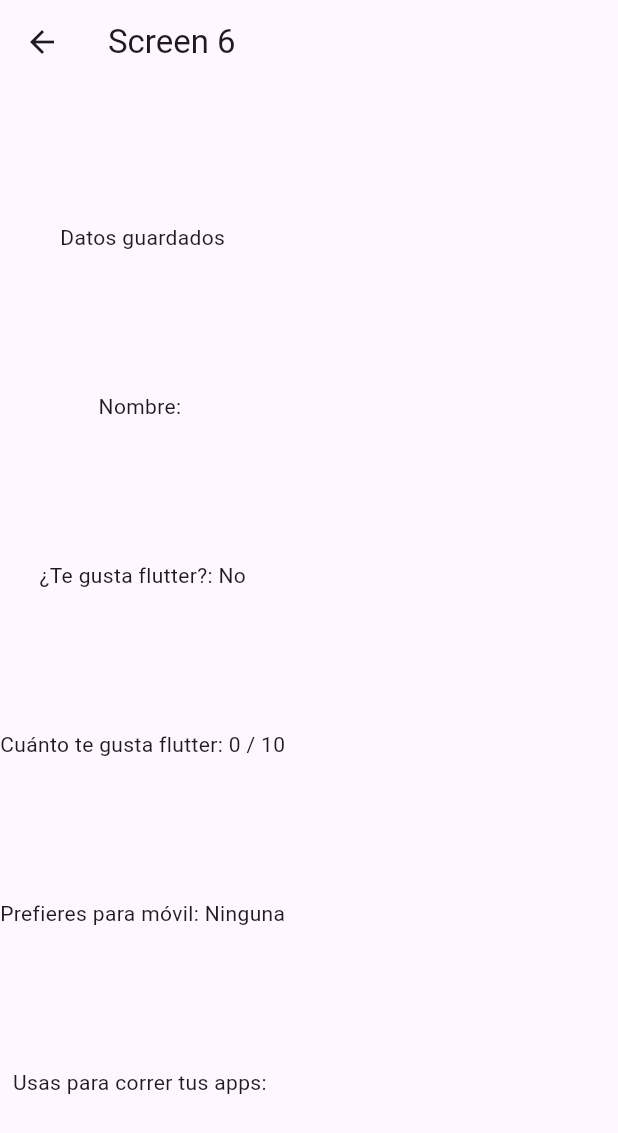
After one commit to JulioCesar10-git/elemento4a26, a Flutter app: the Screen5 screen opened directly, after a tap on "Guardar", on a phone screen of 412 x 824 dp. The commit adds this screen. Shown: the top 1133 px of the screen. Run offline on Flutter 3.47's test engine with Material 3 defaults, Android fonts, the phone set to English and light mode, and no system bars.

Commit message:
Se agrego la screen 6

```diff
--- a/lib/screens/screen5.dart
+++ b/lib/screens/screen5.dart
@@ -1,4 +1,5 @@
 import 'package:flutter/material.dart';
+import 'package:appmovil1/screens/screen6.dart';
 
 class Screen5 extends StatefulWidget {
   const Screen5({super.key});
@@ -31,7 +32,7 @@ class _Screen5State extends State<Screen5> {
           _entradaSlider(),
           _entradaRadio(),
           _entradaCheck(),
-          ElevatedButton(onPressed: null, child: Text('Guardar')),
+          ElevatedButton(onPressed: _guardar, child: Text('Guardar')),
         ],
       ),
     );
@@ -210,4 +211,21 @@ class _Screen5State extends State<Screen5> {
     );
     return Column(children: [pregunta, checks]);
   }
+
+  void _guardar() {
+    Navigator.push(
+      context,
+      MaterialPageRoute(
+        builder: (context) => Screen6(
+          nombre: _textController.text,
+          gustaFlutter: _switchValue,
+          nivelFlutter: _sliderValue,
+          radioSelected: radioSelected,
+          emulador: _ischecked1,
+          smartphone: _ischecked2,
+          navegadorWeb: _ischecked3,
+        ),
+      ),
+    );
+  }
 }
--- /dev/null
+++ b/lib/screens/screen6.dart
@@ -0,0 +1,52 @@
+import 'package:flutter/material.dart';
+
+class Screen6 extends StatelessWidget {
+  final String nombre;
+  final bool gustaFlutter;
+  final double nivelFlutter;
+  final int radioSelected;
+  final bool emulador;
+  final bool smartphone;
+  final bool navegadorWeb;
+
+  const Screen6({
+    super.key,
+    required this.nombre,
+    required this.gustaFlutter,
+    required this.nivelFlutter,
+    required this.radioSelected,
+    required this.emulador,
+    required this.smartphone,
+    required this.navegadorWeb,
+  });
+
+  @override
+  Widget build(BuildContext context) {
+    final preferencias = ['Ninguna', 'Kotlin', 'Flutter', 'React Native'];
+
+    final usos = [
+      if (emulador) 'Emulador',
+      if (smartphone) 'Smartphone',
+      if (navegadorWeb) 'Navegador Web',
+    ];
+
+    return Scaffold(
+      appBar: AppBar(title: Text('Screen 6')),
+      body: Column(
+        mainAxisAlignment: MainAxisAlignment.spaceEvenly,
+        children: [
+          Text('Datos guardados'),
+          _dato('Nombre', nombre),
+          _dato('¿Te gusta flutter?', gustaFlutter ? 'Sí' : 'No'),
+          _dato('Cuánto te gusta flutter', '${nivelFlutter.round()} / 10'),
+          _dato('Prefieres para móvil', preferencias[radioSelected]),
+          _dato('Usas para correr tus apps', usos.join(', ')),
+        ],
+      ),
+    );
+  }
+
+  Widget _dato(String titulo, String valor) {
+    return Text('$titulo: $valor');
+  }
+}
--- a/lib/theme/app_theme.dart
+++ b/lib/theme/app_theme.dart
@@ -1,2 +1,18 @@
 // El tema define colores, estilos y fuentes para la app
 // Constante de tema
+
+/* import 'package:flutter/material.dart';
+
+class Apptheme {
+  static final ThemeData lightTheme = ThemeData.light().copyWith(
+    scaffoldBackgroundColor: const Color.fromARGB(255, 196, 199, 199),
+    appBarTheme: AppBarTheme(
+      color: Color.fromARGB(249, 20, 12, 40),
+      titleTextStyle: GoogleFonts.lato(
+        color: Colors.white,
+        fontSize: 28.5,
+        FontWeight(12),
+      ),
+    ),
+  );
+} */
```
